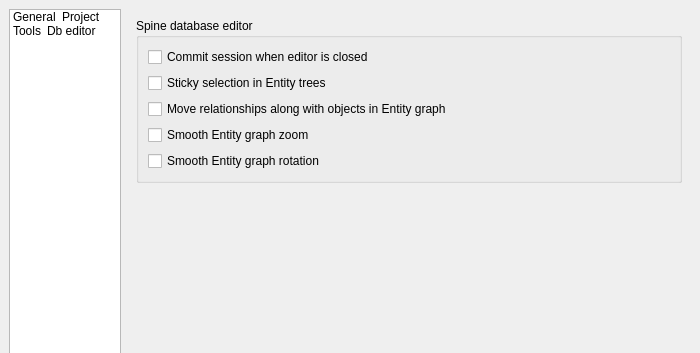
First picture: the form in spinetoolbox/ui/settings.ui, repository spine-tools/Spine-Toolbox, before the edit; both pictures show x 0 to 700 and y 0 to 353 of the 700 by 550 pixel window.
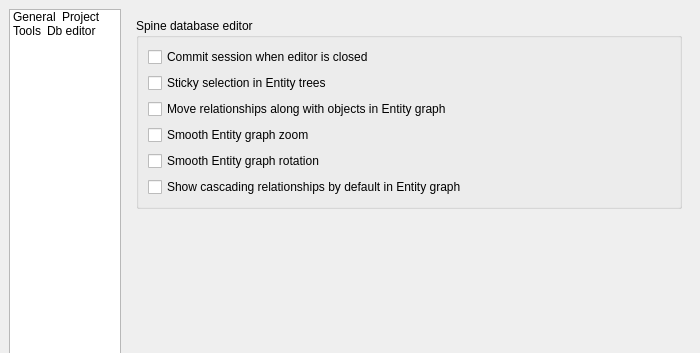
Second picture: the form after the edit. The open tabs and pages were chosen to show the change. Icons and pictures are not drawn.

Commit message:
Add a global setting for 'Show cascading relationships'
Re #634

Now the user can select the default behavior for showing cascading
relationships in the Settings form.

Then, in the Spine DB Editor, they can override the setting temporarily
from the Graph menu (and also the Entity graph context menu).

```diff
--- a/spinetoolbox/ui/settings.ui
+++ b/spinetoolbox/ui/settings.ui
@@ -1061,6 +1061,16 @@
               </property>
              </widget>
             </item>
+            <item>
+             <widget class="QCheckBox" name="checkBox_show_cascading_relationships">
+              <property name="toolTip">
+               <string>&lt;html&gt;&lt;head/&gt;&lt;body&gt;&lt;p&gt;&lt;span style=&quot; font-weight:600;&quot;&gt;Checked&lt;/span&gt;: Whenever an object is included in the Entity graph, the graph automatically includes &lt;span style=&quot; font-style:italic;&quot;&gt;all&lt;/span&gt; its relationships.&lt;/p&gt;&lt;p&gt;&lt;span style=&quot; font-weight:600;&quot;&gt;Unchecked&lt;/span&gt;: Whenever &lt;span style=&quot; font-style:italic;&quot;&gt;all&lt;/span&gt; the objects in a relationship are included in the Entity graph, the graph automatically includes the relationship.&lt;/p&gt;&lt;p&gt;Note: This setting is a global default, but can be locally overriden in every Spine DB editor session.&lt;/p&gt;&lt;/body&gt;&lt;/html&gt;</string>
+              </property>
+              <property name="text">
+               <string>Show cascading relationships by default in Entity graph</string>
+              </property>
+             </widget>
+            </item>
            </layout>
           </widget>
          </item>
```
Left out of the diff: 8 changed lines with no effect on the pictures. The commit also changes 6 other files.
